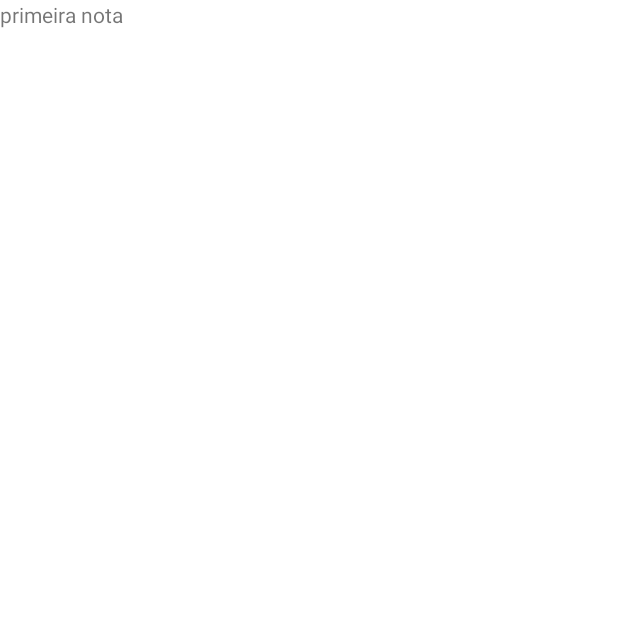
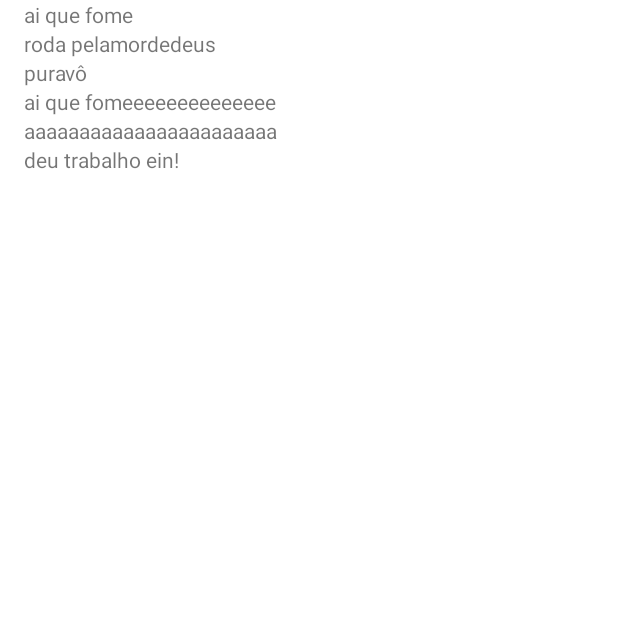
Before and after one commit to AkaciaPark/Projeto-Notas, an Android app: the screen it shows after launch (MainActivity), on a phone screen of 412 x 824 dp, the top half of it. Before the commit the part shown is almost empty. Run offline under Robolectric (Android 15) with nearby library versions, the phone set to English and light mode, and no system bars.

Commit message:
add 2 notes

```diff
--- a/app/src/main/AndroidManifest.xml
+++ b/app/src/main/AndroidManifest.xml
@@ -13,7 +13,7 @@
         android:theme="@style/Theme.MyNotes"
         tools:targetApi="31" >
         <activity
-            android:name=".MainActivity"
+            android:name=".ui.activity.MainActivity"
             android:exported="true" >
             <intent-filter>
                 <action android:name="android.intent.action.MAIN" />
--- a/app/src/main/java/com/example/mynotes/MainActivity.kt
+++ /dev/null
@@ -1,18 +0,0 @@
-package com.example.mynotes
-
-import android.app.Activity
-import android.os.Bundle
-import android.view.View
-import android.widget.TextView
-import android.widget.Toast
-import org.w3c.dom.Text
-
-class MainActivity : Activity(){
-
-    override fun onCreate(savedInstanceState: Bundle?) {
-        super.onCreate(savedInstanceState)
-        val view = TextView(this)
-        view.setText("primeira nota")
-        setContentView(view)
-    }
-}
--- /dev/null
+++ b/app/src/main/java/com/example/mynotes/model/Produto.kt
@@ -0,0 +1,7 @@
+package com.example.mynotes.model
+
+class Produto(
+    val nota1: String,
+    val nota2: String,
+    val nota3: String
+)
--- /dev/null
+++ b/app/src/main/java/com/example/mynotes/ui/activity/MainActivity.kt
@@ -0,0 +1,38 @@
+package com.example.mynotes.ui.activity
+
+import android.app.Activity
+import android.os.Bundle
+import android.widget.TextView
+import androidx.recyclerview.widget.LinearLayoutManager
+import androidx.recyclerview.widget.RecyclerView
+import com.example.mynotes.R
+import com.example.mynotes.model.Produto
+import com.example.mynotes.ui.recyclerview.adapter.ListaProdutoAdapter
+
+class MainActivity : Activity(){
+
+    override fun onCreate(savedInstanceState: Bundle?) {
+        super.onCreate(savedInstanceState)
+        setContentView(R.layout.activity_main)
+        //val nota1 = findViewById<TextView>(R.id.nota1)
+        //nota1.text = "está chovendo"
+        //val nota2 = findViewById<TextView>(R.id.nota2)
+        //nota2.text= "estou começando a ficar com fome"
+        //val nota3 = findViewById<TextView>(R.id.nota3)
+        //nota3.text =" quero comer pizza"
+
+        val recyclerView = findViewById<RecyclerView>(R.id.recyclerView)
+        recyclerView.adapter = ListaProdutoAdapter(context = this, produto = listOf(
+            Produto(nota1 = "ai que fome",
+                nota2 = "roda pelamordedeus",
+                nota3 = "puravô"
+            ),
+            Produto(nota1 = "ai que fomeeeeeeeeeeeeee",
+                nota2 = "aaaaaaaaaaaaaaaaaaaaaaa",
+                nota3 = "deu trabalho ein!"
+            ),
+        ))
+       // recyclerView.layoutManager = LinearLayoutManager(this)
+
+    }
+}
--- /dev/null
+++ b/app/src/main/java/com/example/mynotes/ui/recyclerview/adapter/ListaProdutoAdapter.kt
@@ -0,0 +1,44 @@
+package com.example.mynotes.ui.recyclerview.adapter
+
+import android.content.Context
+import android.view.LayoutInflater
+import android.view.View
+import android.view.ViewGroup
+import android.widget.TextView
+import androidx.recyclerview.widget.RecyclerView
+import com.example.mynotes.R
+import com.example.mynotes.model.Produto
+
+class ListaProdutoAdapter (
+    private val context: Context,
+    private val produto:List<Produto>
+
+        ): RecyclerView.Adapter<ListaProdutoAdapter.ViewHolder>() {
+
+    class ViewHolder(view: View): RecyclerView.ViewHolder(view) {
+        fun vincula(produto: Produto) {
+            val nota1 = itemView.findViewById<TextView>(R.id.nota1)
+            nota1.text = produto.nota1
+
+            val nota2 = itemView.findViewById<TextView>(R.id.nota2)
+            nota2.text = produto.nota2
+
+            val nota3 = itemView.findViewById<TextView>(R.id.nota3)
+            nota3.text = produto.nota3
+        }
+    }
+
+    override fun onCreateViewHolder(parent: ViewGroup, viewType: Int): ViewHolder {
+        val inflater = LayoutInflater.from(context)
+        val view = inflater.inflate(R.layout.produto_item, parent, false)
+        return ViewHolder(view)
+    }
+
+    override fun onBindViewHolder(holder: ViewHolder, position: Int) {
+        val produto = produto[position]
+        holder.vincula(produto)
+    }
+
+    override fun getItemCount(): Int = produto.size
+
+}
--- a/app/src/main/res/layout/activity_main.xml
+++ b/app/src/main/res/layout/activity_main.xml
@@ -7,12 +7,17 @@
     android:layout_height="match_parent"
     tools:context=".MainActivity">
 
-    <TextView
-        android:layout_width="wrap_content"
-        android:layout_height="wrap_content"
-        app:layout_constraintBottom_toBottomOf="parent"
-        app:layout_constraintEnd_toEndOf="parent"
-        app:layout_constraintStart_toStartOf="parent"
-        app:layout_constraintTop_toTopOf="parent" />
 
-  </androidx.constraintlayout.widget.ConstraintLayout>
+  <androidx.recyclerview.widget.RecyclerView
+      android:id="@+id/recyclerView"
+      android:layout_width="0dp"
+      android:layout_height="0dp"
+      app:layout_constraintBottom_toBottomOf="parent"
+      app:layout_constraintEnd_toEndOf="parent"
+      app:layout_constraintStart_toStartOf="parent"
+      app:layout_constraintTop_toTopOf="parent"
+      tools:listitem="@layout/produto_item"
+      app:layoutManager="androidx.recyclerview.widget.LinearLayoutManager"
+
+      />
+</androidx.constraintlayout.widget.ConstraintLayout>
--- /dev/null
+++ b/app/src/main/res/layout/produto_item.xml
@@ -0,0 +1,43 @@
+<?xml version="1.0" encoding="utf-8"?>
+<androidx.constraintlayout.widget.ConstraintLayout xmlns:android="http://schemas.android.com/apk/res/android"
+    android:layout_width="match_parent"
+    android:layout_height="wrap_content"
+    xmlns:tools="http://schemas.android.com/tools"
+    xmlns:app="http://schemas.android.com/apk/res-auto">
+
+    <TextView
+        android:id="@+id/nota1"
+        android:layout_width="0dp"
+        android:layout_height="wrap_content"
+        tools:text= "esta chovendo"
+        android:layout_marginStart="16dp"
+        android:textSize="14sp"
+        app:layout_constraintStart_toStartOf="parent"
+        app:layout_constraintEnd_toEndOf="parent"
+        app:layout_constraintTop_toTopOf="parent"/>
+
+    <TextView
+        android:id="@+id/nota2"
+        android:layout_width="0dp"
+        android:layout_height="wrap_content"
+        android:layout_marginStart="16dp"
+        android:layout_marginEnd="16dp"
+        tools:text= "soninho nessa chuva"
+        app:layout_constraintEnd_toEndOf="parent"
+        app:layout_constraintStart_toStartOf="parent"
+        app:layout_constraintTop_toBottomOf="@id/nota1"/>
+
+    <TextView
+        android:id="@+id/nota3"
+        android:layout_width="0dp"
+        android:layout_height="wrap_content"
+        android:layout_marginStart="16dp"
+        android:layout_marginEnd="16dp"
+        tools:text="está abafado por causa da chuva"
+        app:layout_constraintEnd_toEndOf="parent"
+        app:layout_constraintStart_toStartOf="parent"
+        app:layout_constraintTop_toBottomOf="@id/nota2"/>
+    "
+
+
+</androidx.constraintlayout.widget.ConstraintLayout>
```
